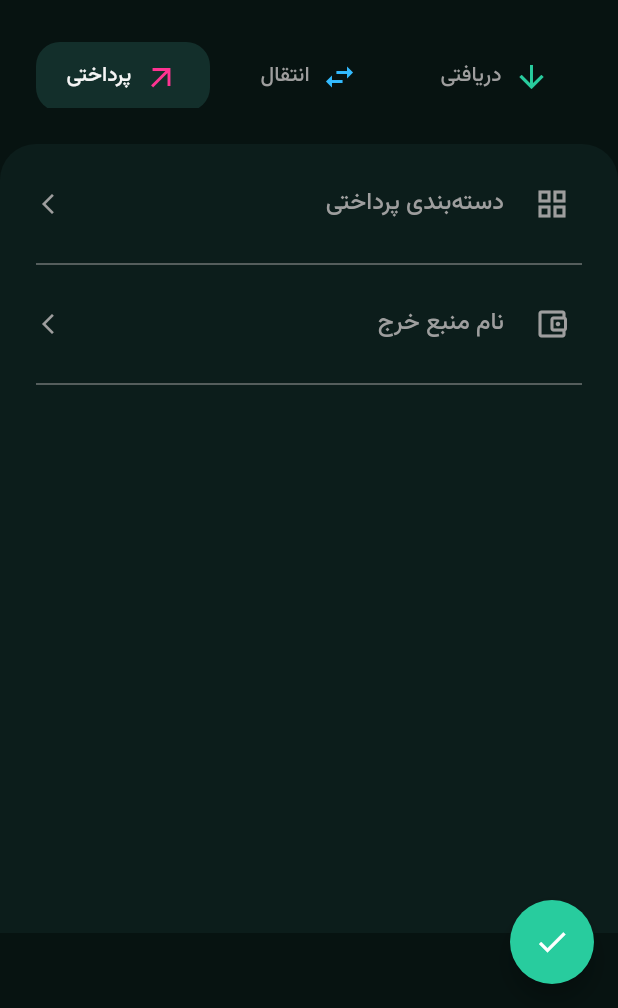
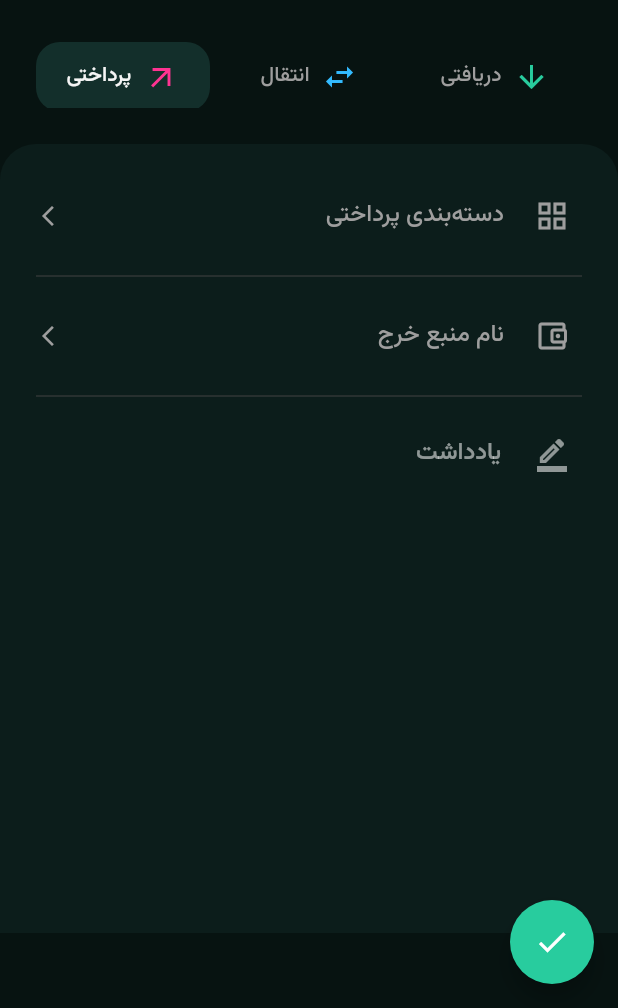
Before and after one commit to ismrtz/hyper-log, a Flutter app: the NewTransaction screen opened by its route, on a phone screen of 412 x 824 dp, the part 228-1236 px from its top. Run offline on Flutter 3.47's test engine with Material 2 defaults, Android fonts, the phone set to English and light mode, and no system bars; our stand-ins replace sqflite; accounts and stored records are empty.

Commit message:
feat[transaction]: add resource bottom sheet

```diff
--- a/lib/screens/new_transaction.dart
+++ b/lib/screens/new_transaction.dart
@@ -3,13 +3,16 @@ import 'package:flutter/material.dart';
 
 // models
 import 'package:hyper_log/models/category.dart';
+import 'package:hyper_log/models/resource.dart';
 
 // widgets
 import 'package:hyper_log/widgets/category/category_list.dart';
+import 'package:hyper_log/widgets/resource/resource_list.dart';
 import 'package:hyper_log/widgets/transaction/transaction_field.dart';
 
 // services
 import '../../services/categories_sqlite_service.dart';
+import 'package:hyper_log/services/resources_sqlite_service.dart';
 
 class NewTransaction extends StatefulWidget {
   const NewTransaction({super.key});
@@ -22,11 +25,14 @@ class NewTransaction extends StatefulWidget {
 
 class _NewTransactionState extends State<NewTransaction> {
   final _amountController = TextEditingController();
+  final _descriptionController = TextEditingController();
 
   late String action;
   // late Category selectedCategory;
+  late List<Resource> resources;
   late List<Category> categories;
   late CategoriesSqliteService _categoriesSqliteService;
+  late ResourcesSqliteService _resourcesSqliteService;
 
   List<Map> buttonsList = [
     {
@@ -83,13 +89,23 @@ class _NewTransactionState extends State<NewTransaction> {
   void initState() {
     super.initState();
     _categoriesSqliteService = CategoriesSqliteService();
+    _resourcesSqliteService = ResourcesSqliteService();
+
     getCategories(selectedTransactionType[0]['type']);
+    getRecources();
   }
 
   Future<void> getCategories(type) async {
     final result = await _categoriesSqliteService.getCategories(type);
     setState(() {
       categories = result;
+    });
+  }
+
+  Future<void> getRecources() async {
+    final result = await _resourcesSqliteService.getResources(null);
+    setState(() {
+      resources = result;
     });
   }
 
@@ -102,6 +118,11 @@ class _NewTransactionState extends State<NewTransaction> {
   }
 
   void tapTransactionField(BuildContext context, String fieldName) {
+    Object bottomSheetList = fieldName == 'category'
+        ? CategoryList(
+            height: 360, categories: categories, selectCategory: selectCategory)
+        : ResourceList(
+            height: 360, resources: resources, selectResource: selectResource);
     showModalBottomSheet(
         showDragHandle: true,
         shape: const RoundedRectangleBorder(
@@ -110,20 +131,34 @@ class _NewTransactionState extends State<NewTransaction> {
         backgroundColor: const Color.fromRGBO(12, 29, 27, 1),
         context: context,
         builder: (_) {
-          return GestureDetector(
-              child: CategoryList(
-            height: 360,
-            categories: categories,
-            selectCategory: selectCategory,
-          ));
+          return GestureDetector(child: bottomSheetList as Widget);
         });
   }
 
   void selectCategory(Category category) {
+    final Map field = {
+      'id': category.id,
+      'name': 'category',
+      'icon': category.icon,
+      'title': category.title,
+      'color': category.color,
+    };
     setState(() {
-      paymentFields[0]['icon'] = category.icon;
-      paymentFields[0]['title'] = category.title;
-      paymentFields[0]['color'] = category.color;
+      paymentFields[0] = field;
+    });
+  }
+
+  void selectResource(Resource resource) {
+    final Map field = {
+      'id': resource.id,
+      'name': 'resource',
+      'icon': resource.icon,
+      'title': resource.title,
+      'color': resource.color
+    };
+
+    setState(() {
+      paymentFields[1] = field;
     });
   }
 
@@ -251,21 +286,54 @@ class _NewTransactionState extends State<NewTransaction> {
             ),
             Container(
               height: MediaQuery.of(context).size.height - 298,
+              padding: const EdgeInsets.only(top: 16),
               decoration: const BoxDecoration(
                   color: Color.fromRGBO(12, 29, 27, 1),
                   borderRadius: BorderRadius.only(
                       topLeft: Radius.circular(24),
                       topRight: Radius.circular(24))),
-              child: Padding(
-                  padding: const EdgeInsets.only(top: 8),
               child: Column(
-                    children: paymentFields
+                children: [
+                  ...paymentFields
                       .map((field) => TransactionField(
                             field: field,
                             onTapTransaction: tapTransactionField,
                           ))
                       .toList(),
-                  )),
+                  Padding(
+                    padding:
+                        const EdgeInsets.symmetric(vertical: 6, horizontal: 20),
+                    child: TextField(
+                      keyboardType: TextInputType.name,
+                      decoration: InputDecoration(
+                        suffixIcon: Container(
+                          margin: const EdgeInsets.only(left: 10),
+                          width: 48,
+                          height: 48,
+                          child: const Icon(
+                            Icons.border_color_outlined,
+                            size: 24,
+                            color: Colors.white54,
+                          ),
+                        ),
+                        hintStyle: const TextStyle(color: Colors.white54),
+                        hintText: 'یادداشت',
+                        enabledBorder: const UnderlineInputBorder(
+                            borderSide: BorderSide(color: Colors.transparent)),
+                        focusedBorder: const UnderlineInputBorder(
+                            borderSide: BorderSide(color: Colors.transparent)),
+                      ),
+                      style: const TextStyle(
+                        fontSize: 16,
+                        color: Colors.white,
+                        fontWeight: FontWeight.w500,
+                      ),
+                      controller: _descriptionController,
+                      textAlign: TextAlign.right,
+                    ),
+                  ),
+                ],
+              ),
             ),
           ]),
         ),
--- a/lib/screens/resources/new_resource.dart
+++ b/lib/screens/resources/new_resource.dart
@@ -12,9 +12,6 @@ import 'package:hyper_log/models/transaction.dart' as model;
 // services
 import 'package:hyper_log/services/resources_sqlite_service.dart';
 import 'package:hyper_log/services/transactions_sqlite_service.dart';
-
-// screens
-import '../dashboard.dart';
 
 class NewResource extends StatefulWidget {
   const NewResource({super.key});
--- a/lib/widgets/transaction/transaction_field.dart
+++ b/lib/widgets/transaction/transaction_field.dart
@@ -10,15 +10,15 @@ class TransactionField extends StatelessWidget {
 
   @override
   Widget build(BuildContext context) {
-    return Material(
+    return Column(children: [
+      Material(
         color: Colors.transparent,
         child: InkWell(
+          splashColor: const Color.fromRGBO(12, 29, 27, 1),
           onTap: () => onTapTransaction(context, field['name']),
           child: Padding(
             padding: const EdgeInsets.symmetric(horizontal: 24),
-          child: Column(
-            children: [
-              Container(
+            child: Container(
               padding: const EdgeInsets.symmetric(vertical: 12),
               child: Row(
                 mainAxisAlignment: MainAxisAlignment.spaceBetween,
@@ -36,7 +36,8 @@ class TransactionField extends StatelessWidget {
                             color: field.containsKey('color')
                                 ? Colors.grey[200]
                                 : Colors.grey,
-                              fontSize: 16),
+                            fontSize: 16,
+                            fontWeight: FontWeight.w500),
                       ),
                       Container(
                           margin: const EdgeInsets.only(left: 12),
@@ -62,13 +63,14 @@ class TransactionField extends StatelessWidget {
                 ],
               ),
             ),
-              const Divider(
-                color: Colors.grey,
-              )
-            ],
           ),
         ),
       ),
-    );
+      Divider(
+        indent: 24,
+        endIndent: 24,
+        color: Colors.grey[800],
+      )
+    ]);
   }
 }
```
Also changed, not shown: lib/screens/resources/resources.dart (+43 -2 lines), lib/services/transactions_sqlite_service.dart (+13 -0 lines), lib/widgets/resource/resource_card.dart (added, +45 -0 lines), lib/widgets/resource/resource_list.dart (added, +40 -0 lines). Lines whose indentation alone changed are shown as unchanged.
